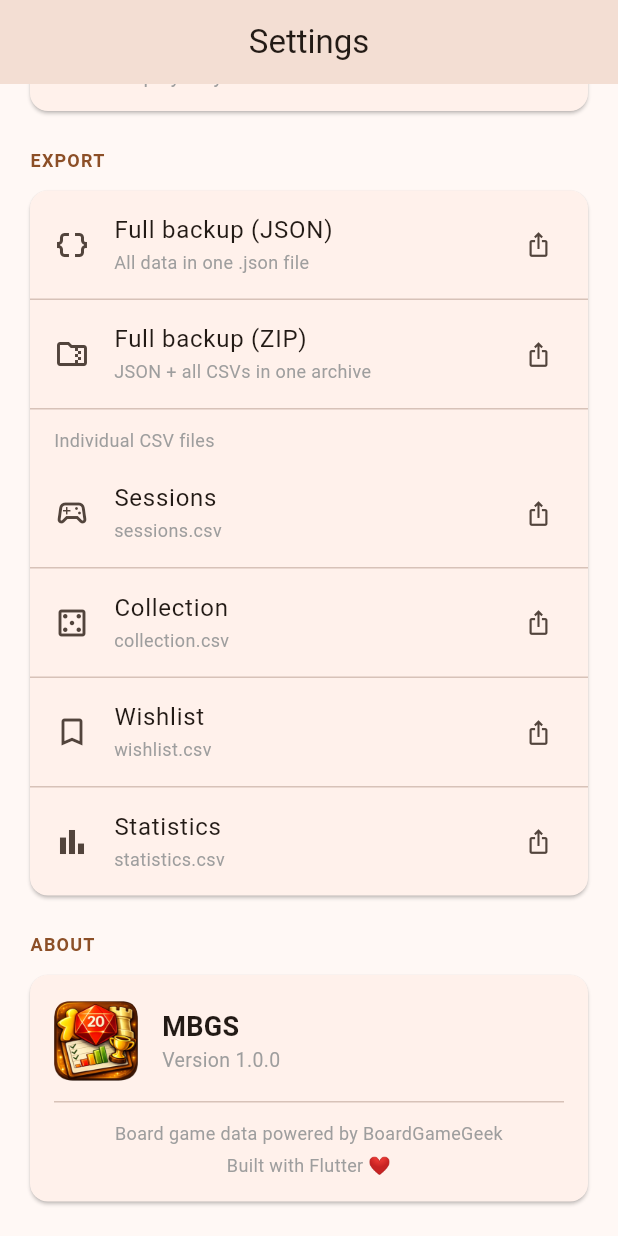
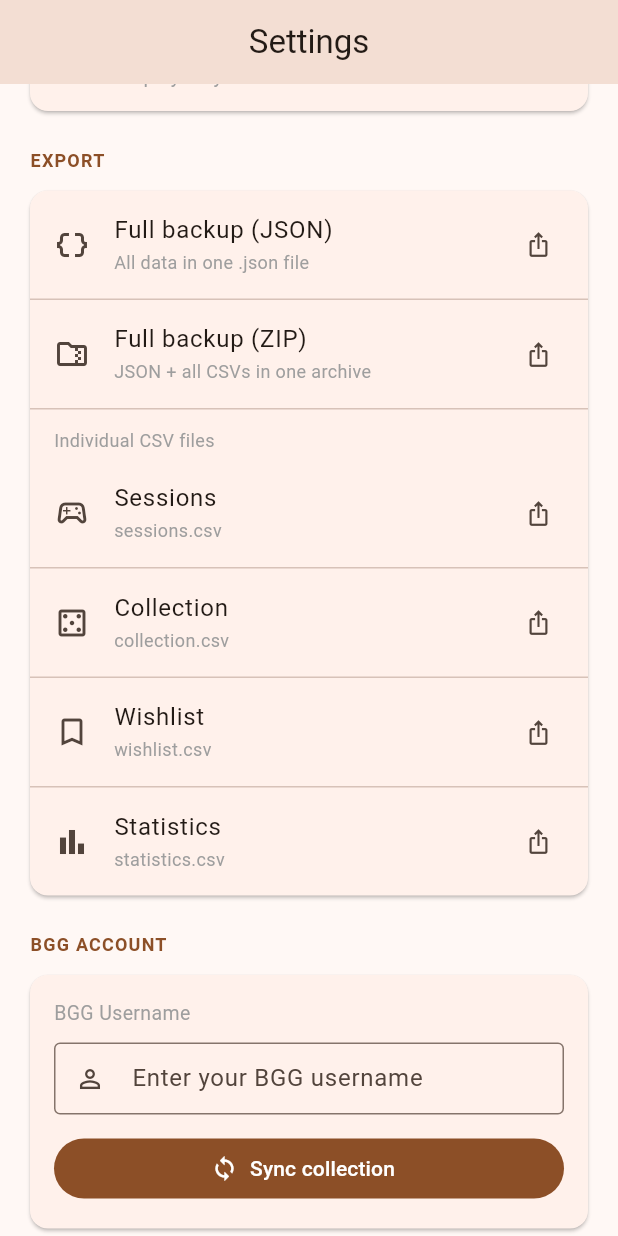
Before and after one commit to Kovali0/BoardGameApp, a Flutter app: the SettingsScreen screen opened directly, scrolled down 1152 dp, on a phone screen of 412 x 824 dp. Run offline on Flutter 3.47's test engine with Material 3 defaults, Android fonts, the light colour scheme and no system bars; our stand-ins replace package_info_plus, share_plus, shared_preferences, sqflite; accounts and stored records are empty.

Commit message:
feat: new option for importing collection from BGG account

```diff
--- a/lib/l10n/strings.dart
+++ b/lib/l10n/strings.dart
@@ -366,6 +366,16 @@ abstract class AppStrings {
   String get exportDone;
   String get settingsCurrency;
   String get settingsPriceSearch;
+
+  // BGG Account
+  String get settingsBgg;
+  String get settingsBggUsername;
+  String get settingsBggUsernameHint;
+  String get settingsBggSync;
+  String get settingsBggSyncing;
+  String settingsBggSyncResult(int added, int skipped);
+  String get settingsBggSyncError;
+  String get settingsBggUserNotFound;
 }
 
 // ─── English ──────────────────────────────────────────────────────────────────
@@ -744,6 +754,17 @@ class EnStrings extends AppStrings {
   @override String get exportDone => 'Export ready';
   @override String get settingsCurrency => 'Currency';
   @override String get settingsPriceSearch => 'Price search engine';
+
+  // BGG Account
+  @override String get settingsBgg => 'BGG ACCOUNT';
+  @override String get settingsBggUsername => 'BGG Username';
+  @override String get settingsBggUsernameHint => 'Enter your BGG username';
+  @override String get settingsBggSync => 'Sync collection';
+  @override String get settingsBggSyncing => 'Syncing…';
+  @override String settingsBggSyncResult(int added, int skipped) =>
+      '$added game${added == 1 ? '' : 's'} added, $skipped already in collection.';
+  @override String get settingsBggSyncError => 'Sync failed. Check your username and connection.';
+  @override String get settingsBggUserNotFound => 'BGG user not found or collection is empty.';
 }
 
 // ─── Polish ───────────────────────────────────────────────────────────────────
@@ -1118,4 +1139,20 @@ class PlStrings extends AppStrings {
   @override String get exportDone => 'Eksport gotowy';
   @override String get settingsCurrency => 'Waluta';
   @override String get settingsPriceSearch => 'Wyszukiwarka cen';
+
+  // BGG Account
+  @override String get settingsBgg => 'KONTO BGG';
+  @override String get settingsBggUsername => 'Nazwa użytkownika BGG';
+  @override String get settingsBggUsernameHint => 'Wpisz swoją nazwę użytkownika BGG';
+  @override String get settingsBggSync => 'Synchronizuj kolekcję';
+  @override String get settingsBggSyncing => 'Synchronizuję…';
+  @override String settingsBggSyncResult(int added, int skipped) {
+    String addedStr;
+    if (added == 1) addedStr = '1 gra dodana';
+    else if (added % 10 >= 2 && added % 10 <= 4 && (added % 100 < 10 || added % 100 >= 20)) addedStr = '$added gry dodane';
+    else addedStr = '$added gier dodanych';
+    return '$addedStr, $skipped już w kolekcji.';
+  }
+  @override String get settingsBggSyncError => 'Synchronizacja nie powiodła się. Sprawdź nazwę i połączenie.';
+  @override String get settingsBggUserNotFound => 'Nie znaleziono użytkownika BGG lub kolekcja jest pusta.';
 }
--- a/lib/providers/settings_provider.dart
+++ b/lib/providers/settings_provider.dart
@@ -17,6 +17,7 @@ class SettingsProvider extends ChangeNotifier {
   AppPriceSearch _priceSearch = AppPriceSearch.google;
   List<String> _defaultPlayers = [];
   bool _timerFeedbackEnabled = true;
+  String _bggUsername = '';
 
   // ─── 6 preset accent colors ───────────────────────────────────────────────
   static const List<Color> accentColors = [
@@ -36,6 +37,7 @@ class SettingsProvider extends ChangeNotifier {
   AppPriceSearch get priceSearch => _priceSearch;
   List<String> get defaultPlayers => List.unmodifiable(_defaultPlayers);
   bool get timerFeedbackEnabled => _timerFeedbackEnabled;
+  String get bggUsername => _bggUsername;
 
   String get currencySymbol => switch (_currency) {
     AppCurrency.pln => 'zł',
@@ -107,6 +109,7 @@ class SettingsProvider extends ChangeNotifier {
 
     _defaultPlayers = prefs.getStringList('default_players') ?? [];
     _timerFeedbackEnabled = prefs.getBool('timer_feedback') ?? true;
+    _bggUsername = prefs.getString('bgg_username') ?? '';
 
     notifyListeners();
   }
@@ -192,4 +195,13 @@ class SettingsProvider extends ChangeNotifier {
     final prefs = await SharedPreferences.getInstance();
     await prefs.setBool('timer_feedback', value);
   }
+
+  Future<void> setBggUsername(String value) async {
+    final trimmed = value.trim();
+    if (_bggUsername == trimmed) return;
+    _bggUsername = trimmed;
+    notifyListeners();
+    final prefs = await SharedPreferences.getInstance();
+    await prefs.setString('bgg_username', trimmed);
+  }
 }
--- a/lib/screens/settings/settings_screen.dart
+++ b/lib/screens/settings/settings_screen.dart
@@ -274,6 +274,11 @@ class SettingsScreen extends StatelessWidget {
             // ── EXPORT ───────────────────────────────────────────────────────
             _SectionHeader(s.settingsExport),
             _ExportSection(),
+            const SizedBox(height: 16),
+
+            // ── BGG ACCOUNT ──────────────────────────────────────────────────
+            _SectionHeader(s.settingsBgg),
+            _BggSection(),
             const SizedBox(height: 16),
 
             // ── ABOUT ────────────────────────────────────────────────────────
@@ -747,3 +752,114 @@ class _LanguageTile extends StatelessWidget {
     );
   }
 }
+
+// ─── BGG Account section ──────────────────────────────────────────────────────
+
+class _BggSection extends StatefulWidget {
+  const _BggSection();
+
+  @override
+  State<_BggSection> createState() => _BggSectionState();
+}
+
+class _BggSectionState extends State<_BggSection> {
+  late final TextEditingController _controller;
+  bool _syncing = false;
+
+  @override
+  void initState() {
+    super.initState();
+    final settings = context.read<SettingsProvider>();
+    _controller = TextEditingController(text: settings.bggUsername);
+  }
+
+  @override
+  void dispose() {
+    _controller.dispose();
+    super.dispose();
+  }
+
+  Future<void> _sync() async {
+    final username = _controller.text.trim();
+    if (username.isEmpty) return;
+
+    final settings = context.read<SettingsProvider>();
+    final gameProvider = context.read<GameProvider>();
+    final s = context.read<LanguageProvider>().strings;
+
+    await settings.setBggUsername(username);
+    setState(() => _syncing = true);
+
+    try {
+      final result = await gameProvider.syncBggCollection(username);
+      if (!mounted) return;
+      ScaffoldMessenger.of(context).showSnackBar(
+        SnackBar(content: Text(s.settingsBggSyncResult(result.added, result.skipped))),
+      );
+    } on Exception catch (e) {
+      if (!mounted) return;
+      final msg = e.toString().contains('notfound')
+          ? s.settingsBggUserNotFound
+          : s.settingsBggSyncError;
+      ScaffoldMessenger.of(context).showSnackBar(
+        SnackBar(content: Text(msg), backgroundColor: Colors.red.shade700),
+      );
+    } finally {
+      if (mounted) setState(() => _syncing = false);
+    }
+  }
+
+  @override
+  Widget build(BuildContext context) {
+    final s = context.watch<LanguageProvider>().strings;
+
+    return Card(
+      child: Padding(
+        padding: const EdgeInsets.fromLTRB(16, 16, 16, 16),
+        child: Column(
+          crossAxisAlignment: CrossAxisAlignment.start,
+          children: [
+            Text(s.settingsBggUsername,
+                style: const TextStyle(color: Colors.grey, fontSize: 13)),
+            const SizedBox(height: 10),
+            Row(
+              children: [
+                Expanded(
+                  child: TextField(
+                    controller: _controller,
+                    decoration: InputDecoration(
+                      hintText: s.settingsBggUsernameHint,
+                      border: const OutlineInputBorder(),
+                      isDense: true,
+                      contentPadding: const EdgeInsets.symmetric(
+                          horizontal: 12, vertical: 10),
+                      prefixIcon: const Icon(Icons.person_outline, size: 20),
+                    ),
+                    textInputAction: TextInputAction.done,
+                    onSubmitted: (_) => _sync(),
+                  ),
+                ),
+              ],
+            ),
+            const SizedBox(height: 12),
+            SizedBox(
+              width: double.infinity,
+              child: FilledButton.icon(
+                onPressed: _syncing ? null : _sync,
+                icon: _syncing
+                    ? const SizedBox(
+                        width: 16,
+                        height: 16,
+                        child: CircularProgressIndicator(
+                            strokeWidth: 2, color: Colors.white),
+                      )
+                    : const Icon(Icons.sync, size: 18),
+                label: Text(_syncing ? s.settingsBggSyncing : s.settingsBggSync),
+              ),
+            ),
+          ],
+        ),
+      ),
+    );
+  }
+}
```
Also changed, not shown: lib/providers/game_provider.dart (+51 -0 lines), lib/services/bgg_service.dart (+190 -0 lines).
